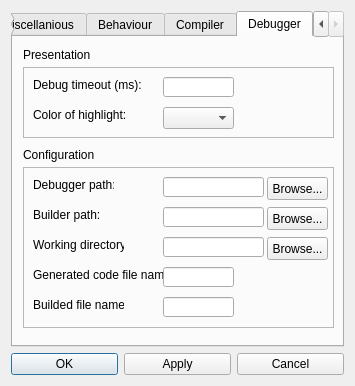
First picture: the form in qreal/qrgui/mainwindow/preferencesDialog.ui, repository qreal/qreal, before the edit.
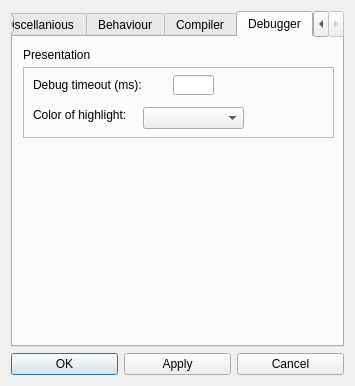
Second picture: the form after the edit. The open tabs and pages were chosen to show the change. Icons and pictures are not drawn.

Commit message: Moved robots into the main directory

Patch:
```diff
--- a/qreal/qrgui/mainwindow/preferencesDialog.ui
+++ b/qreal/qrgui/mainwindow/preferencesDialog.ui
@@ -769,9 +769,9 @@
        <widget class="QLineEdit" name="timeoutLineEdit">
         <property name="geometry">
          <rect>
-          <x>140</x>
-          <y>10</y>
-          <width>71</width>
+          <x>150</x>
+          <y>8</y>
+          <width>41</width>
           <height>20</height>
          </rect>
         </property>
@@ -792,197 +792,14 @@
        <widget class="QComboBox" name="colorComboBox">
         <property name="geometry">
          <rect>
-          <x>140</x>
+          <x>120</x>
           <y>40</y>
-          <width>71</width>
+          <width>101</width>
           <height>22</height>
          </rect>
         </property>
        </widget>
       </widget>
-      <widget class="QFrame" name="frame_9">
-       <property name="geometry">
-        <rect>
-         <x>10</x>
-         <y>130</y>
-         <width>311</width>
-         <height>161</height>
-        </rect>
-       </property>
-       <property name="frameShape">
-        <enum>QFrame::StyledPanel</enum>
-       </property>
-       <property name="frameShadow">
-        <enum>QFrame::Raised</enum>
-       </property>
-       <widget class="QLabel" name="label_18">
-        <property name="geometry">
-         <rect>
-          <x>10</x>
-          <y>10</y>
-          <width>81</width>
-          <height>16</height>
-         </rect>
-        </property>
-        <property name="text">
-         <string>Debugger path:</string>
-        </property>
-       </widget>
-       <widget class="QLabel" name="label_21">
-        <property name="geometry">
-         <rect>
-          <x>10</x>
-          <y>40</y>
-          <width>71</width>
-          <height>16</height>
-         </rect>
-        </property>
-        <property name="text">
-         <string>Builder path:</string>
-        </property>
-       </widget>
-       <widget class="QLabel" name="label_22">
-        <property name="geometry">
-         <rect>
-          <x>10</x>
-          <y>100</y>
-          <width>131</width>
-          <height>16</height>
-         </rect>
-        </property>
-        <property name="text">
-         <string>Generated code file name:</string>
-        </property>
-       </widget>
-       <widget class="QLabel" name="label_23">
-        <property name="geometry">
-         <rect>
-          <x>10</x>
-          <y>130</y>
-          <width>91</width>
-          <height>16</height>
-         </rect>
-        </property>
-        <property name="text">
-         <string>Builded file name:</string>
-        </property>
-       </widget>
-       <widget class="QLineEdit" name="debuggerPathLineEdit">
-        <property name="geometry">
-         <rect>
-          <x>140</x>
-          <y>10</y>
-          <width>101</width>
-          <height>20</height>
-         </rect>
-        </property>
-       </widget>
-       <widget class="QLineEdit" name="builderPathLineEdit">
-        <property name="geometry">
-         <rect>
-          <x>140</x>
-          <y>40</y>
-          <width>101</width>
-          <height>20</height>
-         </rect>
-        </property>
-       </widget>
-       <widget class="QLineEdit" name="codeFileNameLineEdit">
-        <property name="geometry">
-         <rect>
-          <x>140</x>
-          <y>100</y>
-          <width>71</width>
-          <height>20</height>
-         </rect>
-        </property>
-       </widget>
-       <widget class="QLineEdit" name="buildedFileNameLineEdit">
-        <property name="geometry">
-         <rect>
-          <x>140</x>
-          <y>130</y>
-          <width>71</width>
-          <height>20</height>
-         </rect>
-        </property>
-       </widget>
-       <widget class="QPushButton" name="browseDebPathButton">
-        <property name="geometry">
-         <rect>
-          <x>244</x>
-          <y>10</y>
-          <width>61</width>
-          <height>23</height>
-         </rect>
-        </property>
-        <property name="text">
-         <string>Browse...</string>
-        </property>
-       </widget>
-       <widget class="QPushButton" name="builderPathButton">
-        <property name="geometry">
-         <rect>
-          <x>244</x>
-          <y>40</y>
-          <width>61</width>
-          <height>23</height>
-         </rect>
-        </property>
-        <property name="text">
-         <string>Browse...</string>
-        </property>
-       </widget>
-       <widget class="QLabel" name="label_25">
-        <property name="geometry">
-         <rect>
-          <x>10</x>
-          <y>70</y>
-          <width>91</width>
-          <height>16</height>
-         </rect>
-        </property>
-        <property name="text">
-         <string>Working directory:</string>
-        </property>
-       </widget>
-       <widget class="QLineEdit" name="workDirLineEdit">
-        <property name="geometry">
-         <rect>
-          <x>140</x>
-          <y>70</y>
-          <width>101</width>
-          <height>20</height>
-         </rect>
-        </property>
-       </widget>
-       <widget class="QPushButton" name="workDirPushButton">
-        <property name="geometry">
-         <rect>
-          <x>244</x>
-          <y>70</y>
-          <width>61</width>
-          <height>23</height>
-         </rect>
-        </property>
-        <property name="text">
-         <string>Browse...</string>
-        </property>
-       </widget>
-      </widget>
-      <widget class="QLabel" name="label_24">
-       <property name="geometry">
-        <rect>
-         <x>10</x>
-         <y>110</y>
-         <width>71</width>
-         <height>16</height>
-        </rect>
-       </property>
-       <property name="text">
-        <string>Configuration</string>
-       </property>
-      </widget>
      </widget>
     </widget>
    </item>
```
Left out of the diff: 17 changed lines with no effect on the pictures. The commit also changes 735 other files.
